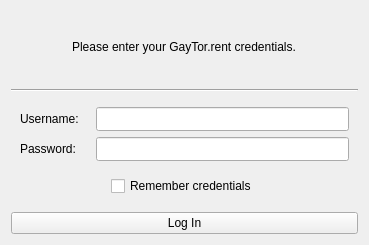
First picture: the form in src/loginwindow.ui, repository vancer0/guu-cpp, before the edit.
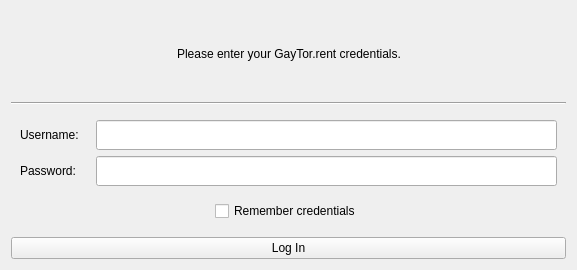
Second picture: the form after the edit. Icons and pictures are not drawn.

What changed in the file:
```diff
--- a/src/loginwindow.ui
+++ b/src/loginwindow.ui
@@ -6,8 +6,8 @@
    <rect>
     <x>0</x>
     <y>0</y>
-    <width>369</width>
-    <height>245</height>
+    <width>577</width>
+    <height>270</height>
    </rect>
   </property>
   <property name="sizePolicy">
@@ -36,7 +36,35 @@
     <normaloff>:/guu.png</normaloff>:/guu.png</iconset>
   </property>
   <layout class="QVBoxLayout" name="verticalLayout">
-   <item alignment="Qt::AlignmentFlag::AlignHCenter">
+   <item>
+    <widget class="QWidget" name="horizontalWidget" native="true">
+     <layout class="QHBoxLayout" name="horizontalLayout">
+      <property name="leftMargin">
+       <number>0</number>
+      </property>
+      <property name="topMargin">
+       <number>0</number>
+      </property>
+      <property name="rightMargin">
+       <number>0</number>
+      </property>
+      <property name="bottomMargin">
+       <number>0</number>
+      </property>
+      <item>
+       <spacer name="horizontalSpacer">
+        <property name="orientation">
+         <enum>Qt::Orientation::Horizontal</enum>
+        </property>
+        <property name="sizeHint" stdset="0">
+         <size>
+          <width>40</width>
+          <height>20</height>
+         </size>
+        </property>
+       </spacer>
+      </item>
+      <item>
     <widget class="QLabel" name="label">
      <property name="sizePolicy">
       <sizepolicy hsizetype="Minimum" vsizetype="Minimum">
@@ -47,6 +75,22 @@
      <property name="text">
       <string>Please enter your GayTor.rent credentials.</string>
      </property>
+       </widget>
+      </item>
+      <item>
+       <spacer name="horizontalSpacer_2">
+        <property name="orientation">
+         <enum>Qt::Orientation::Horizontal</enum>
+        </property>
+        <property name="sizeHint" stdset="0">
+         <size>
+          <width>40</width>
+          <height>20</height>
+         </size>
+        </property>
+       </spacer>
+      </item>
+     </layout>
     </widget>
    </item>
    <item>
```
Lines whose indentation alone changed are shown as unchanged.
